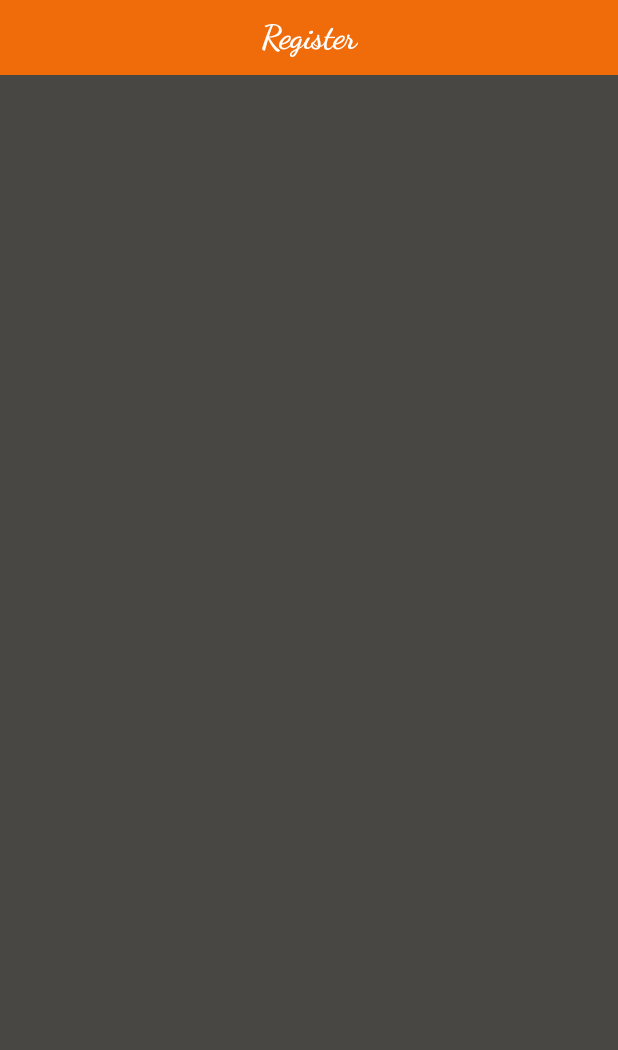
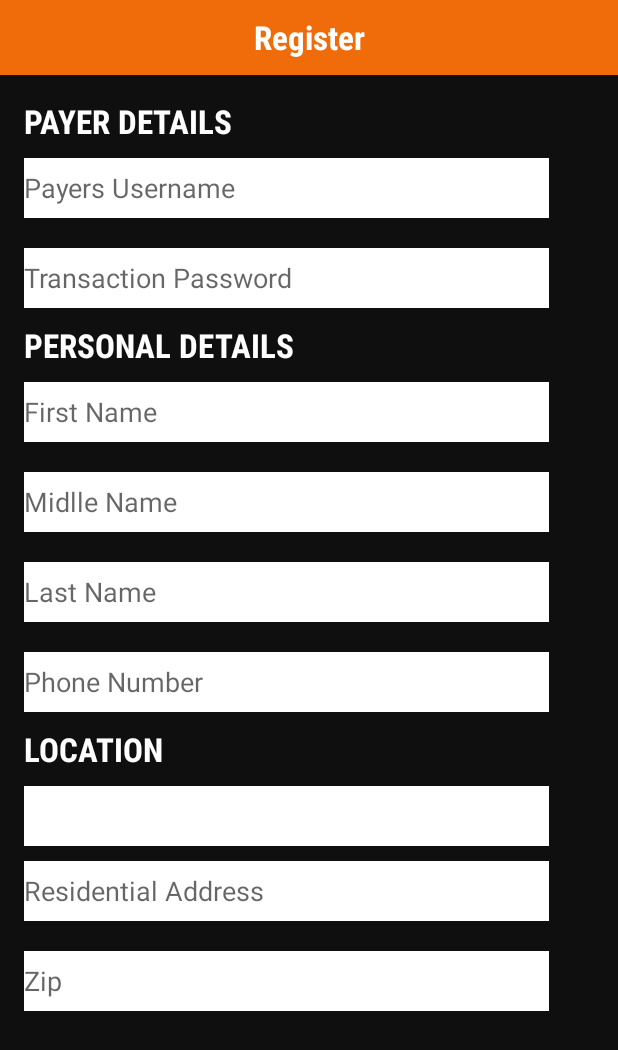
Before and after one commit to jay102/Lavita-rica, an Android app: the RegisterActivity screen opened directly, with no data from a screen before it, on a phone screen of 412 x 824 dp. Shown: the top 1050 px of the screen. Run offline under Robolectric (Android 15) with nearby library versions, the phone set to English and light mode, and no system bars; 1 statement that could not run was skipped.

Commit message:
signup page in progress

```diff
--- /dev/null
+++ b/app/src/main/res/drawable/background.xml
@@ -0,0 +1,13 @@
+<?xml version="1.0" encoding="utf-8"?>
+<shape xmlns:android="http://schemas.android.com/apk/res/android">
+
+    <!-- Background Color -->
+    <solid android:color="@color/colorWhite" />
+
+    <!-- Border Color -->
+    <stroke android:width="1dp" android:color="@color/colorWhite" />
+
+    <!-- Round Corners -->
+    <corners android:radius="0dp" />
+
+</shape>
--- a/app/src/main/res/layout/activity_register.xml
+++ b/app/src/main/res/layout/activity_register.xml
@@ -5,7 +5,6 @@
     android:layout_width="match_parent"
     android:layout_height="match_parent"
     tools:context="com.lavita_rica.RegisterActivity">
-
 
 
     <RelativeLayout
@@ -34,7 +33,7 @@
                         android:layout_width="wrap_content"
                         android:layout_height="wrap_content"
                         android:layout_gravity="center_horizontal"
-                            android:fontFamily="cursive"
+                        android:fontFamily="sans-serif-condensed"
                         android:text="@string/register"
                         android:textColor="@color/colorWhite"
                         android:textSize="22sp"
@@ -53,7 +52,141 @@
             android:layout_below="@+id/relLayoutTopbar"
             android:background="@color/colorBackground">
 
+            <ScrollView
+                android:layout_width="match_parent"
+                android:layout_height="match_parent">
 
+            <LinearLayout
+                android:layout_width="match_parent"
+                android:layout_height="match_parent"
+                android:orientation="vertical"
+                android:padding="16dp">
+
+                <TextView
+                    android:layout_width="wrap_content"
+                    android:layout_height="wrap_content"
+                    android:fontFamily="sans-serif-condensed"
+                    android:text="Payer Details"
+                    android:textColor="@color/colorWhite"
+                    android:textSize="22sp"
+                    android:textStyle="bold"
+                    android:layout_marginBottom="10dp"
+                    android:textAllCaps="true"/>
+
+
+                <EditText
+                    android:id="@+id/username"
+                    android:layout_width="350dp"
+                    android:layout_height="40dp"
+                    android:layout_marginBottom="20dp"
+                    android:background="@drawable/background"
+                    android:ems="8"
+                    android:inputType="textPersonName"
+                    android:hint="Payers Username"/>
+
+                <EditText
+                    android:layout_width="350dp"
+                    android:layout_height="40dp"
+                    android:background="@drawable/background"
+                    android:ems="8"
+                    android:inputType="textPassword"
+                    android:id="@+id/transact_password"
+                    android:hint="Transaction Password"
+                    android:layout_marginBottom="10dp"/>
+
+                <TextView
+                    android:layout_width="wrap_content"
+                    android:layout_height="wrap_content"
+                    android:layout_marginBottom="10dp"
+                    android:fontFamily="sans-serif-condensed"
+                    android:text="Personal Details"
+                    android:textColor="@color/colorWhite"
+                    android:textSize="22sp"
+                    android:textStyle="bold"
+                    android:textAllCaps="true"
+                    />
+
+
+                <EditText
+                    android:id="@+id/fname"
+                    android:layout_width="350dp"
+                    android:layout_height="40dp"
+                    android:layout_marginBottom="20dp"
+                    android:background="@drawable/background"
+                    android:ems="8"
+                    android:inputType="textPersonName"
+                    android:hint="First Name"/>
+
+                <EditText
+                    android:layout_width="350dp"
+                    android:layout_height="40dp"
+                    android:background="@drawable/background"
+                    android:ems="8"
+                    android:inputType="textPersonName"
+                    android:id="@+id/middle_name"
+                    android:hint="Midlle Name"
+                    android:layout_marginBottom="20dp"/>
+                <EditText
+                    android:layout_width="350dp"
+                    android:layout_height="40dp"
+                    android:background="@drawable/background"
+                    android:ems="8"
+                    android:inputType="textPersonName"
+                    android:id="@+id/last_name"
+                    android:hint="Last Name"
+                    android:layout_marginBottom="20dp"/>
+                <EditText
+                    android:layout_width="350dp"
+                    android:layout_height="40dp"
+                    android:background="@drawable/background"
+                    android:ems="11"
+                    android:inputType="phone"
+                    android:id="@+id/phone_number"
+                    android:hint="Phone Number"
+                    android:layout_marginBottom="10dp"/>
+
+                <TextView
+                    android:layout_width="wrap_content"
+                    android:layout_height="wrap_content"
+                    android:layout_marginBottom="10dp"
+                    android:fontFamily="sans-serif-condensed"
+                    android:text="Location"
+                    android:textColor="@color/colorWhite"
+                    android:textSize="22sp"
+                    android:textStyle="bold"
+                    android:textAllCaps="true"
+                    />
+
+                <Spinner
+                    android:id="@+id/countries"
+                    android:layout_width="350dp"
+                    android:layout_height="40dp"
+                    android:layout_marginBottom="10dp"
+                    android:background="@drawable/background"
+                    android:inputType="textPersonName"
+                   />
+                <EditText
+                    android:layout_width="350dp"
+                    android:layout_height="40dp"
+                    android:background="@drawable/background"
+                    android:ems="25"
+                    android:inputType="textMultiLine"
+                    android:id="@+id/residence_address"
+                    android:hint="Residential Address"
+                    android:layout_marginBottom="20dp"/>
+                <EditText
+                    android:layout_width="350dp"
+                    android:layout_height="40dp"
+                    android:background="@drawable/background"
+                    android:ems="4"
+                    android:inputType="number"
+                    android:id="@+id/zip_code"
+                    android:hint="Zip"
+                    android:layout_marginBottom="20dp"/>
+
+            </LinearLayout>
+
+            </ScrollView>
         </RelativeLayout>
 
 
--- a/app/src/main/res/values/colors.xml
+++ b/app/src/main/res/values/colors.xml
@@ -4,5 +4,5 @@
     <color name="colorPrimaryDark">#47362a</color>
     <color name="colorAccent">#03749d</color>
     <color name="colorWhite">#fff</color>
-    <color name="colorBackground">#494743</color>
+    <color name="colorBackground">#0f0f0f</color>
 </resources>
```
Lines whose indentation alone changed are shown as unchanged.
